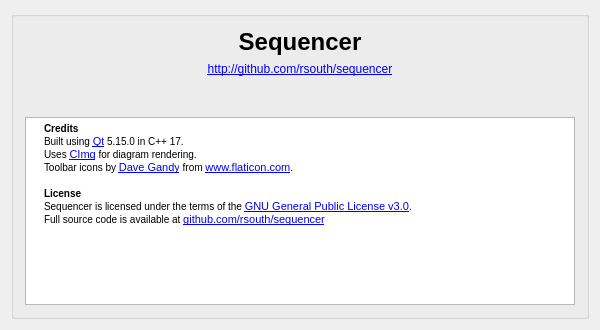
Qt form Sequencer/AboutDialog.ui (rsouth/sequencer) before a commit.
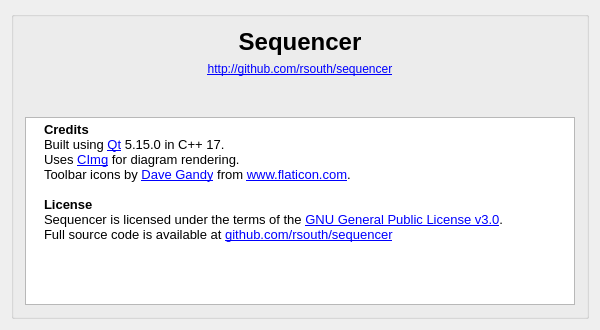
The same form after that commit.

Commit message: [SEQ-60] Increase font size on About dialog HTML

```diff
--- a/Sequencer/AboutDialog.ui
+++ b/Sequencer/AboutDialog.ui
@@ -92,19 +92,24 @@
       </item>
       <item>
        <widget class="QTextBrowser" name="creditsTextBrowser">
+        <property name="font">
+         <font>
+          <pointsize>10</pointsize>
+         </font>
+        </property>
         <property name="html">
          <string>&lt;!DOCTYPE HTML PUBLIC &quot;-//W3C//DTD HTML 4.0//EN&quot; &quot;http://www.w3.org/TR/REC-html40/strict.dtd&quot;&gt;
 &lt;html&gt;&lt;head&gt;&lt;meta name=&quot;qrichtext&quot; content=&quot;1&quot; /&gt;&lt;style type=&quot;text/css&quot;&gt;
 p, li { white-space: pre-wrap; }
-&lt;/style&gt;&lt;/head&gt;&lt;body style=&quot; font-family:'MS Shell Dlg 2'; font-size:7.8pt; font-weight:400; font-style:normal;&quot;&gt;
+&lt;/style&gt;&lt;/head&gt;&lt;body style=&quot; font-family:'MS Shell Dlg 2'; font-size:10pt; font-weight:400; font-style:normal;&quot;&gt;
 &lt;p style=&quot; margin-top:0px; margin-bottom:0px; margin-left:14px; margin-right:29px; -qt-block-indent:0; text-indent:0px; background-color:#ffffff;&quot;&gt;&lt;span style=&quot; font-weight:600; background-color:#ffffff;&quot;&gt;Credits&lt;/span&gt;&lt;/p&gt;
-&lt;p style=&quot; margin-top:0px; margin-bottom:0px; margin-left:14px; margin-right:29px; -qt-block-indent:0; text-indent:0px; background-color:#ffffff;&quot;&gt;&lt;span style=&quot; background-color:#ffffff;&quot;&gt;Built using &lt;/span&gt;&lt;a href=&quot;https://www.qt.io/&quot;&gt;&lt;span style=&quot; font-size:8pt; text-decoration: underline; color:#0000ff;&quot;&gt;Qt&lt;/span&gt;&lt;/a&gt;&lt;span style=&quot; background-color:#ffffff;&quot;&gt; 5.15.0 in C++ 17.&lt;/span&gt;&lt;/p&gt;
-&lt;p style=&quot; margin-top:0px; margin-bottom:0px; margin-left:14px; margin-right:29px; -qt-block-indent:0; text-indent:0px; background-color:#ffffff;&quot;&gt;&lt;span style=&quot; background-color:#ffffff;&quot;&gt;Uses &lt;/span&gt;&lt;a href=&quot;https://cimg.eu/&quot;&gt;&lt;span style=&quot; font-size:8pt; text-decoration: underline; color:#0000ff;&quot;&gt;CImg&lt;/span&gt;&lt;/a&gt;&lt;span style=&quot; background-color:#ffffff;&quot;&gt; for diagram rendering.&lt;/span&gt;&lt;/p&gt;
-&lt;p style=&quot; margin-top:0px; margin-bottom:0px; margin-left:14px; margin-right:29px; -qt-block-indent:0; text-indent:0px; background-color:#ffffff;&quot;&gt;&lt;span style=&quot; background-color:#ffffff;&quot;&gt;Toolbar icons by &lt;/span&gt;&lt;a href=&quot;https://www.flaticon.com/authors/dave-gandy&quot;&gt;&lt;span style=&quot; font-size:8pt; text-decoration: underline; color:#0000ff;&quot;&gt;Dave Gandy&lt;/span&gt;&lt;/a&gt;&lt;span style=&quot; background-color:#ffffff;&quot;&gt; from &lt;/span&gt;&lt;a href=&quot;https://www.flaticon.com/&quot;&gt;&lt;span style=&quot; font-size:8pt; text-decoration: underline; color:#0000ff;&quot;&gt;www.flaticon.com&lt;/span&gt;&lt;/a&gt;&lt;span style=&quot; background-color:#ffffff;&quot;&gt;.&lt;/span&gt;&lt;/p&gt;
+&lt;p style=&quot; margin-top:0px; margin-bottom:0px; margin-left:14px; margin-right:29px; -qt-block-indent:0; text-indent:0px; background-color:#ffffff;&quot;&gt;&lt;span style=&quot; background-color:#ffffff;&quot;&gt;Built using &lt;/span&gt;&lt;a href=&quot;https://www.qt.io/&quot;&gt;&lt;span style=&quot; text-decoration: underline; color:#0000ff;&quot;&gt;Qt&lt;/span&gt;&lt;/a&gt;&lt;span style=&quot; background-color:#ffffff;&quot;&gt; 5.15.0 in C++ 17.&lt;/span&gt;&lt;/p&gt;
+&lt;p style=&quot; margin-top:0px; margin-bottom:0px; margin-left:14px; margin-right:29px; -qt-block-indent:0; text-indent:0px; background-color:#ffffff;&quot;&gt;&lt;span style=&quot; background-color:#ffffff;&quot;&gt;Uses &lt;/span&gt;&lt;a href=&quot;https://cimg.eu/&quot;&gt;&lt;span style=&quot; text-decoration: underline; color:#0000ff;&quot;&gt;CImg&lt;/span&gt;&lt;/a&gt;&lt;span style=&quot; background-color:#ffffff;&quot;&gt; for diagram rendering.&lt;/span&gt;&lt;/p&gt;
+&lt;p style=&quot; margin-top:0px; margin-bottom:0px; margin-left:14px; margin-right:29px; -qt-block-indent:0; text-indent:0px; background-color:#ffffff;&quot;&gt;&lt;span style=&quot; background-color:#ffffff;&quot;&gt;Toolbar icons by &lt;/span&gt;&lt;a href=&quot;https://www.flaticon.com/authors/dave-gandy&quot;&gt;&lt;span style=&quot; text-decoration: underline; color:#0000ff;&quot;&gt;Dave Gandy&lt;/span&gt;&lt;/a&gt;&lt;span style=&quot; background-color:#ffffff;&quot;&gt; from &lt;/span&gt;&lt;a href=&quot;https://www.flaticon.com/&quot;&gt;&lt;span style=&quot; text-decoration: underline; color:#0000ff;&quot;&gt;www.flaticon.com&lt;/span&gt;&lt;/a&gt;&lt;span style=&quot; background-color:#ffffff;&quot;&gt;.&lt;/span&gt;&lt;/p&gt;
 &lt;p style=&quot;-qt-paragraph-type:empty; margin-top:0px; margin-bottom:0px; margin-left:14px; margin-right:29px; -qt-block-indent:0; text-indent:0px; background-color:#ffffff;&quot;&gt;&lt;br /&gt;&lt;/p&gt;
 &lt;p style=&quot; margin-top:0px; margin-bottom:0px; margin-left:14px; margin-right:29px; -qt-block-indent:0; text-indent:0px; background-color:#ffffff;&quot;&gt;&lt;span style=&quot; font-weight:600; background-color:#ffffff;&quot;&gt;License&lt;/span&gt;&lt;/p&gt;
-&lt;p style=&quot; margin-top:0px; margin-bottom:0px; margin-left:14px; margin-right:29px; -qt-block-indent:0; text-indent:0px; background-color:#ffffff;&quot;&gt;&lt;span style=&quot; background-color:#ffffff;&quot;&gt;Sequencer is licensed under the terms of the &lt;/span&gt;&lt;a href=&quot;https://www.gnu.org/licenses/gpl-3.0.en.html&quot;&gt;&lt;span style=&quot; font-size:8pt; text-decoration: underline; color:#0000ff;&quot;&gt;GNU General Public License v3.0&lt;/span&gt;&lt;/a&gt;&lt;span style=&quot; background-color:#ffffff;&quot;&gt;.&lt;/span&gt;&lt;/p&gt;
-&lt;p style=&quot; margin-top:0px; margin-bottom:0px; margin-left:14px; margin-right:29px; -qt-block-indent:0; text-indent:0px; background-color:#ffffff;&quot;&gt;&lt;span style=&quot; background-color:#ffffff;&quot;&gt;Full source code is available at &lt;/span&gt;&lt;a href=&quot;https://github.com/rsouth/sequencer&quot;&gt;&lt;span style=&quot; font-size:8pt; text-decoration: underline; color:#0000ff;&quot;&gt;github.com/rsouth/sequencer&lt;/span&gt;&lt;/a&gt;&lt;/p&gt;&lt;/body&gt;&lt;/html&gt;</string>
+&lt;p style=&quot; margin-top:0px; margin-bottom:0px; margin-left:14px; margin-right:29px; -qt-block-indent:0; text-indent:0px; background-color:#ffffff;&quot;&gt;&lt;span style=&quot; background-color:#ffffff;&quot;&gt;Sequencer is licensed under the terms of the &lt;/span&gt;&lt;a href=&quot;https://www.gnu.org/licenses/gpl-3.0.en.html&quot;&gt;&lt;span style=&quot; text-decoration: underline; color:#0000ff;&quot;&gt;GNU General Public License v3.0&lt;/span&gt;&lt;/a&gt;&lt;span style=&quot; background-color:#ffffff;&quot;&gt;.&lt;/span&gt;&lt;/p&gt;
+&lt;p style=&quot; margin-top:0px; margin-bottom:0px; margin-left:14px; margin-right:29px; -qt-block-indent:0; text-indent:0px; background-color:#ffffff;&quot;&gt;&lt;span style=&quot; background-color:#ffffff;&quot;&gt;Full source code is available at &lt;/span&gt;&lt;a href=&quot;https://github.com/rsouth/sequencer&quot;&gt;&lt;span style=&quot; text-decoration: underline; color:#0000ff;&quot;&gt;github.com/rsouth/sequencer&lt;/span&gt;&lt;/a&gt;&lt;/p&gt;&lt;/body&gt;&lt;/html&gt;</string>
         </property>
         <property name="openExternalLinks">
          <bool>true</bool>
```
